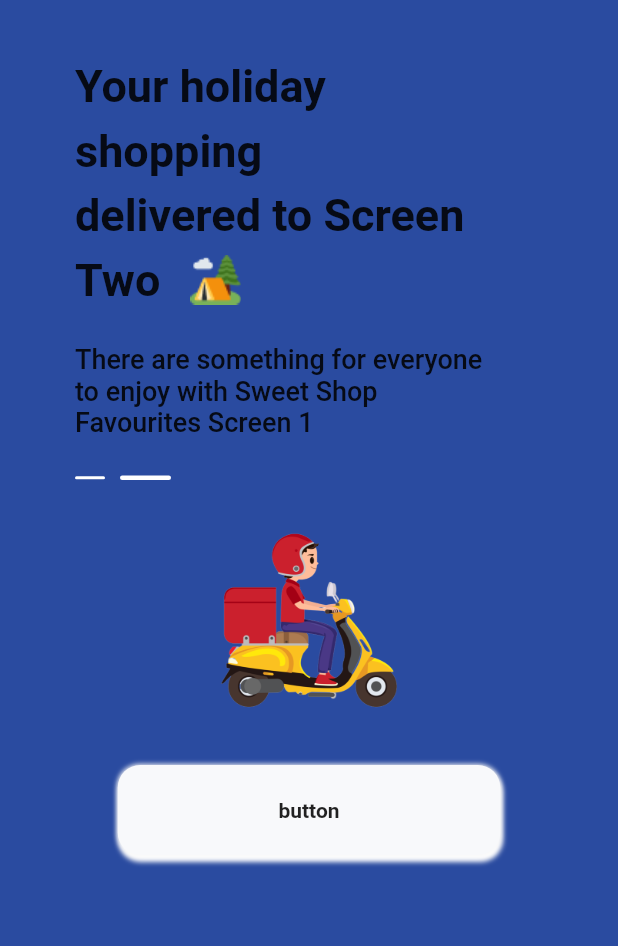
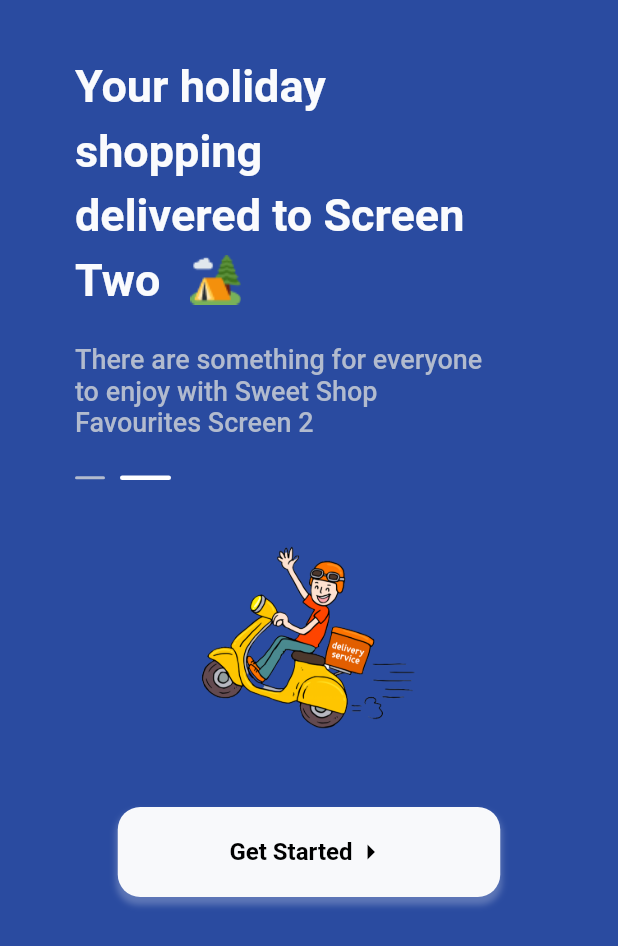
Before and after one commit to MustafaPario/Flutter_Project, a Flutter app: the ScreenTwo screen opened directly, on a phone screen of 412 x 824 dp. Shown: the top 946 px of the screen. Run offline on Flutter 3.47's test engine with Material 2 defaults, Android fonts, the light colour scheme and no system bars; our stand-ins replace font_awesome_flutter.

Commit message:
modify the code

```diff
--- a/lib/screens/screen2.dart
+++ b/lib/screens/screen2.dart
@@ -1,4 +1,5 @@
 import 'package:flutter/material.dart';
+import 'package:smit_project/screens/home.dart';
 
 class ScreenTwo extends StatefulWidget {
   const ScreenTwo({super.key});
@@ -10,7 +11,8 @@ class ScreenTwo extends StatefulWidget {
 class _ScreenTwoState extends State<ScreenTwo> {
   @override
   Widget build(BuildContext context) {
-    return Container(
+    return Scaffold(
+        body: Container(
       width: double.infinity,
       height: double.infinity,
       color: Color(0xFF2A4BA0),
@@ -20,22 +22,27 @@ class _ScreenTwoState extends State<ScreenTwo> {
         child: Column(
           crossAxisAlignment: CrossAxisAlignment.start,
           children: [
-            Text(
-              'Your holiday',
-              style: TextStyle(fontSize: 30, fontWeight: FontWeight.w700),
-            ),
+            Text('Your holiday',
+                style: TextStyle(
+                  fontSize: 30,
+                  fontWeight: FontWeight.w700,
+                  color: Color(0xFFFAFBFD),
+                )),
             SizedBox(height: 8),
             Text(
               'shopping',
               style: TextStyle(
-                fontSize: 30,
-                fontWeight: FontWeight.w700,
-              ),
+                  fontSize: 30,
+                  fontWeight: FontWeight.w700,
+                  color: Color(0xFFFAFBFD)),
             ),
             SizedBox(height: 8),
             Text(
               'delivered to Screen',
-              style: TextStyle(fontSize: 30, fontWeight: FontWeight.w700),
+              style: TextStyle(
+                  fontSize: 30,
+                  fontWeight: FontWeight.w700,
+                  color: Color(0xFFFAFBFD)),
             ),
             SizedBox(height: 8),
             Row(
@@ -45,9 +52,9 @@ class _ScreenTwoState extends State<ScreenTwo> {
                   child: Text(
                     'Two',
                     style: TextStyle(
-                      fontSize: 30,
-                      fontWeight: FontWeight.w700,
-                    ),
+                        fontSize: 30,
+                        fontWeight: FontWeight.w700,
+                        color: Color(0xFFFAFBFD)),
                   ),
                 ),
                 Image.asset('assets/images/Emoji.png')
@@ -57,16 +64,25 @@ class _ScreenTwoState extends State<ScreenTwo> {
               padding: const EdgeInsets.only(top: 25),
               child: Text(
                 'There are something for everyone',
-                style: TextStyle(fontSize: 18, fontWeight: FontWeight.w500),
+                style: TextStyle(
+                    fontSize: 18,
+                    fontWeight: FontWeight.w500,
+                    color: Color(0xFFB2BBCE)),
               ),
             ),
             Text(
               'to enjoy with Sweet Shop',
-              style: TextStyle(fontSize: 18, fontWeight: FontWeight.w500),
+              style: TextStyle(
+                  fontSize: 18,
+                  fontWeight: FontWeight.w500,
+                  color: Color(0xFFB2BBCE)),
             ),
             Text(
-              'Favourites Screen 1',
-              style: TextStyle(fontSize: 18, fontWeight: FontWeight.w500),
+              'Favourites Screen 2',
+              style: TextStyle(
+                  fontSize: 18,
+                  fontWeight: FontWeight.w500,
+                  color: Color(0xFFB2BBCE)),
             ),
             Padding(
               padding: const EdgeInsets.only(top: 25),
@@ -78,7 +94,7 @@ class _ScreenTwoState extends State<ScreenTwo> {
                       width: 20,
                       height: 2,
                       decoration: BoxDecoration(
-                          color: Colors.white,
+                          color: Color(0xFFB2BBCE),
                           borderRadius: BorderRadius.circular(50)),
                     ),
                   ),
@@ -96,16 +112,17 @@ class _ScreenTwoState extends State<ScreenTwo> {
               padding: const EdgeInsets.only(top: 30, bottom: 30),
               child: Center(
                 child: Image.asset(
-                  "assets/images/delivery.png",
-                  width: 130,
-                  height: 130,
+                  "assets/images/delivery1.png",
+                  width: 150,
+                  height: 150,
                 ),
               ),
             ),
             Center(
-              child: GestureDetector(
-                onTap: () {
-                  ;
+              child: TextButton(
+                onPressed: () {
+                  Navigator.push(context,
+                      MaterialPageRoute(builder: (cpntext) => HomeScreen()));
                 },
                 child: Container(
                   width: 255,
@@ -115,20 +132,26 @@ class _ScreenTwoState extends State<ScreenTwo> {
                       borderRadius: BorderRadius.circular(15),
                       boxShadow: [
                         BoxShadow(
-                            color: Colors.white,
-                            spreadRadius: .5,
-                            blurRadius: 2,
-                            offset: Offset(1, 4)),
-                        BoxShadow(
-                            color: const Color.fromARGB(255, 246, 246, 246),
-                            spreadRadius: .5,
-                            blurRadius: 2),
+                            color: Colors.white24,
+                            spreadRadius: 1,
+                            blurRadius: 3,
+                            offset: Offset(0, 4)),
                       ]),
-                  child: Center(
-                    child: Text(
-                      'button',
-                      style: TextStyle(fontWeight: FontWeight.bold),
-                    ),
+                  child: Row(
+                    mainAxisAlignment: MainAxisAlignment.center,
+                    children: [
+                      Text(
+                        'Get Started',
+                        style: TextStyle(
+                            fontWeight: FontWeight.bold,
+                            color: Colors.black,
+                            fontSize: 16),
+                      ),
+                      Icon(
+                        Icons.arrow_right_sharp,
+                        color: Colors.black,
+                      ),
+                    ],
                   ),
                 ),
               ),
@@ -136,7 +159,6 @@ class _ScreenTwoState extends State<ScreenTwo> {
           ],
         ),
       ),
-    );
-    ;
+    ));
   }
 }
--- a/pubspec.yaml
+++ b/pubspec.yaml
@@ -35,6 +35,7 @@ dependencies:
   # The following adds the Cupertino Icons font to your application.
   # Use with the CupertinoIcons class for iOS style icons.
   cupertino_icons: ^1.0.2
+  font_awesome_flutter: ^10.5.0
 
 dev_dependencies:
   flutter_test:
```
Also changed, not shown: assets/images/customwidgets/slidercontiner.dart (added, +27 -0 lines), lib/screens/home.dart (added, +127 -0 lines), lib/screens/screen1.dart (+32 -17 lines), assets/images/delivery1.png (added), pubspec.lock.
